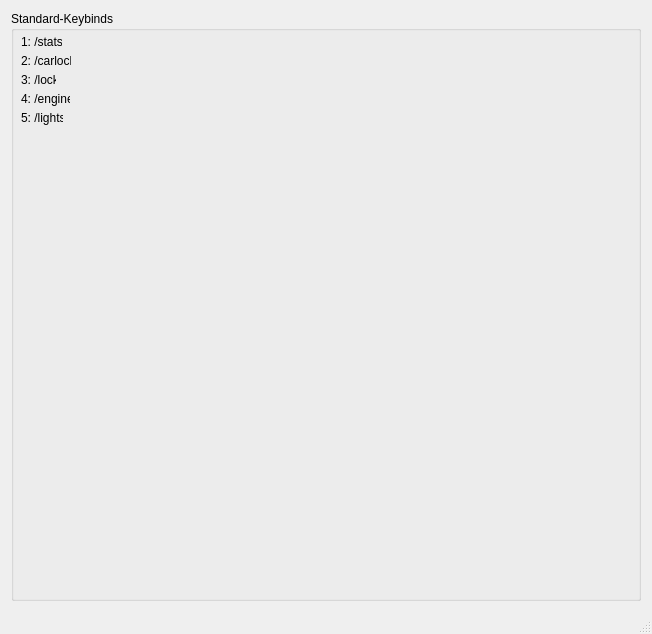
agrippa1994/Keybinder, file Keybinder/MainWindow.ui: the form before one commit.
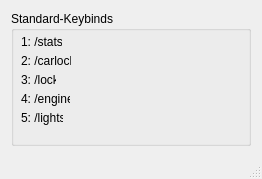
The form after the commit.

```diff
--- a/Keybinder/MainWindow.ui
+++ b/Keybinder/MainWindow.ui
@@ -9,8 +9,8 @@
    <rect>
     <x>0</x>
     <y>0</y>
-    <width>652</width>
-    <height>634</height>
+    <width>262</width>
+    <height>179</height>
    </rect>
   </property>
   <property name="windowTitle">
```
